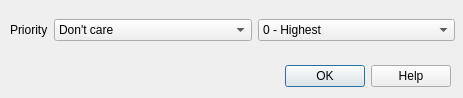
Before: the Qt Designer form src/cdlgselectpriority.ui in grodansparadis/vscp-works-qt, drawn with Qt 5.
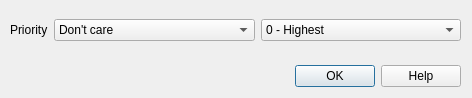
After: the same form once the commit is applied.

```diff
--- a/src/cdlgselectpriority.ui
+++ b/src/cdlgselectpriority.ui
@@ -6,7 +6,7 @@
    <rect>
     <x>0</x>
     <y>0</y>
-    <width>463</width>
+    <width>472</width>
     <height>98</height>
    </rect>
   </property>
@@ -18,7 +18,7 @@
     <rect>
      <x>10</x>
      <y>60</y>
-     <width>441</width>
+     <width>451</width>
      <height>32</height>
     </rect>
    </property>
@@ -34,7 +34,7 @@
     <rect>
      <x>10</x>
      <y>10</y>
-     <width>445</width>
+     <width>451</width>
      <height>41</height>
     </rect>
    </property>
```
